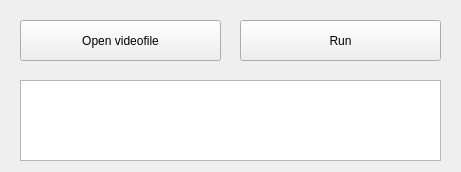
Above: ui.ui from v3arms/Human-Segmentation-PyTorch before the change. Below: the same form after it.
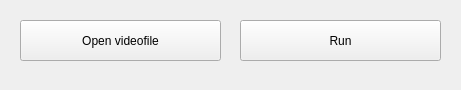
That is the form after the change.

What changed in the file:
```diff
--- a/ui.ui
+++ b/ui.ui
@@ -7,7 +7,7 @@
     <x>0</x>
     <y>0</y>
     <width>461</width>
-    <height>172</height>
+    <height>90</height>
    </rect>
   </property>
   <property name="sizePolicy">
@@ -19,13 +19,13 @@
   <property name="minimumSize">
    <size>
     <width>461</width>
-    <height>172</height>
+    <height>90</height>
    </size>
   </property>
   <property name="maximumSize">
    <size>
     <width>461</width>
-    <height>172</height>
+    <height>90</height>
    </size>
   </property>
   <property name="windowTitle">
@@ -61,28 +61,6 @@
      <string>Run</string>
     </property>
    </widget>
-   <widget class="QTextEdit" name="textEdit">
-    <property name="geometry">
-     <rect>
-      <x>20</x>
-      <y>80</y>
-      <width>421</width>
-      <height>81</height>
-     </rect>
-    </property>
-    <property name="sizePolicy">
-     <sizepolicy hsizetype="Fixed" vsizetype="Fixed">
-      <horstretch>0</horstretch>
-      <verstretch>0</verstretch>
-     </sizepolicy>
-    </property>
-    <property name="readOnly">
-     <bool>true</bool>
-    </property>
-    <property name="overwriteMode">
-     <bool>true</bool>
-    </property>
-   </widget>
   </widget>
  </widget>
  <resources/>
```
Left out of the diff: 2 changed lines with no effect on the pictures.
